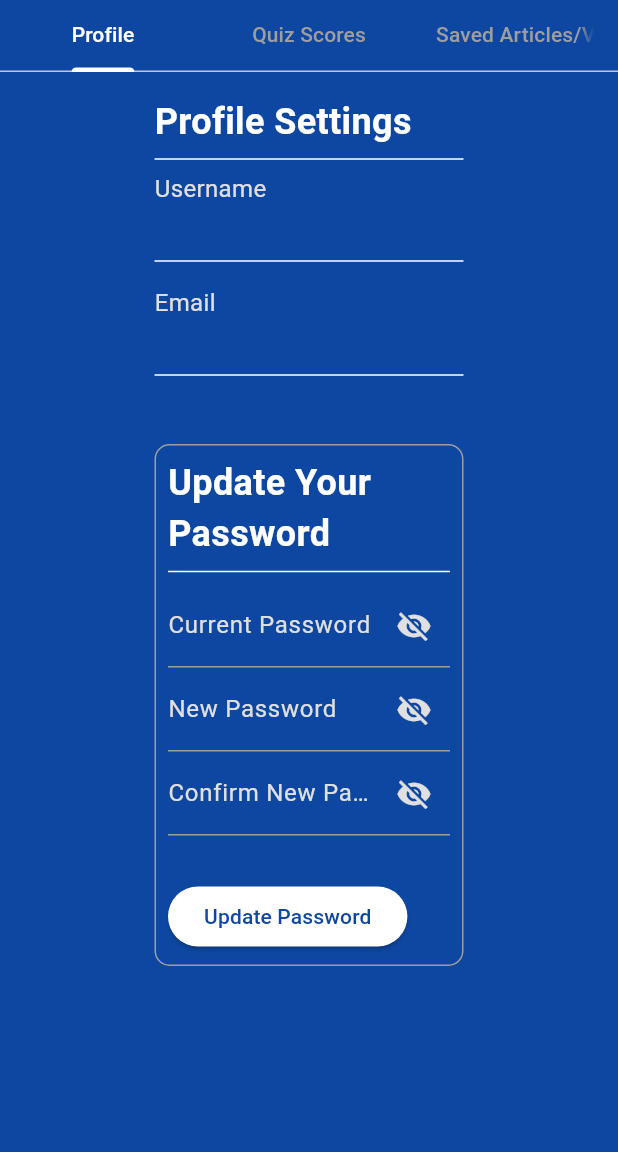
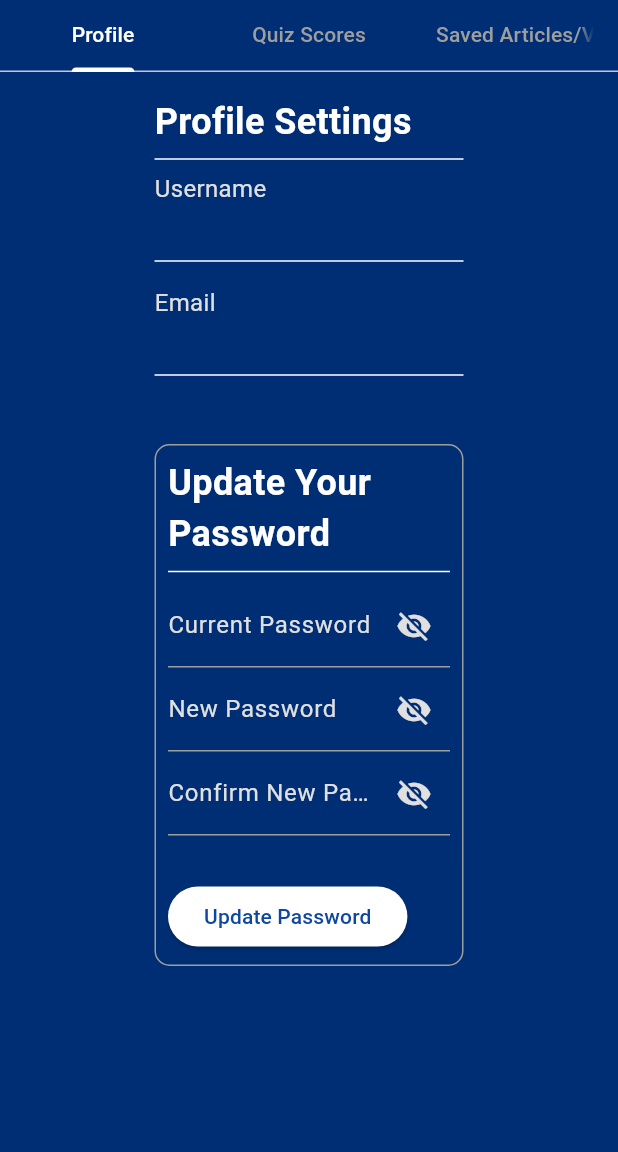
Before and after one commit to lukasp71/Senior-Project, a Flutter app: the UserProfilePage screen opened directly, on a phone screen of 412 x 824 dp, the part 84-1236 px from its top. Run offline on Flutter 3.47's test engine with Material 3 defaults, Android fonts, the phone set to English and light mode, and no system bars; our stand-ins replace cloud_firestore, firebase_auth, firebase_core, flutter_markdown, get, google_fonts and 1 more; accounts and stored records are empty; network calls fail; statements that could not run were skipped.

Commit message:
color fix

```diff
--- a/senior_project/lib/database/screens/authenticate/sign_in.dart
+++ b/senior_project/lib/database/screens/authenticate/sign_in.dart
@@ -44,11 +44,11 @@
                   ),
                   Center(
                     child: SizedBox(
-                      height: 400, // Set the desired height for the sign-in box
+                      height: 400,
                       child: SingleChildScrollView(
                         child: Container(
                           width:
-                              300, // Set the desired width for the sign-in box
+                              300,
                           padding: const EdgeInsets.all(10.0),
                           decoration: BoxDecoration(
                             color: Colors.white.withOpacity(0.8),
@@ -144,7 +144,7 @@
                                 const SizedBox(height: 20),
                                 TextButton(
                                   onPressed: () {
-                                    // Add Forgot Password functionality here
+
                                   },
                                   child: const Text(
                                     'Forgot Password?',
--- a/senior_project/lib/education_section/business_modules/aiandiot_module/cyberai.dart
+++ b/senior_project/lib/education_section/business_modules/aiandiot_module/cyberai.dart
@@ -1,8 +1,6 @@
 import 'package:flutter/material.dart';
-import 'package:senior_project/education_section/business_modules/aiandiot_module/iOT.dart';
 import 'package:senior_project/education_section/layouts/subsection_page.dart';
-import 'package:senior_project/education_section/screens/business_module_overview.dart';
-import 'package:url_launcher/url_launcher.dart';
+
 
 const String subsectionTitle = 'Anonymous Browsing';
 const String content = '''
--- a/senior_project/lib/news_section/screens/user_profile_page.dart
+++ b/senior_project/lib/news_section/screens/user_profile_page.dart
@@ -174,7 +174,7 @@
       );
     } else {
       return Scaffold(
-        backgroundColor: Colors.blue[900],
+        backgroundColor: Color.fromARGB(255, 0, 46, 116),
         appBar: SectionAppBar(currentSection: 'Profile', backArrow: true),
         body: SafeArea(
           child: Column(
```
